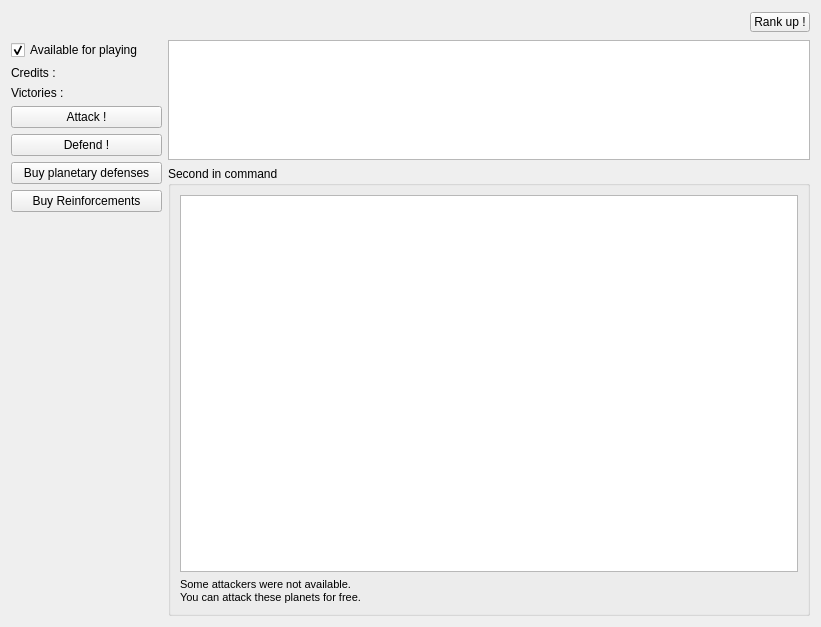
Above: src/_res/galacticwar/infopanel.ui from FAForever/client before the change. Below: the same form after it.
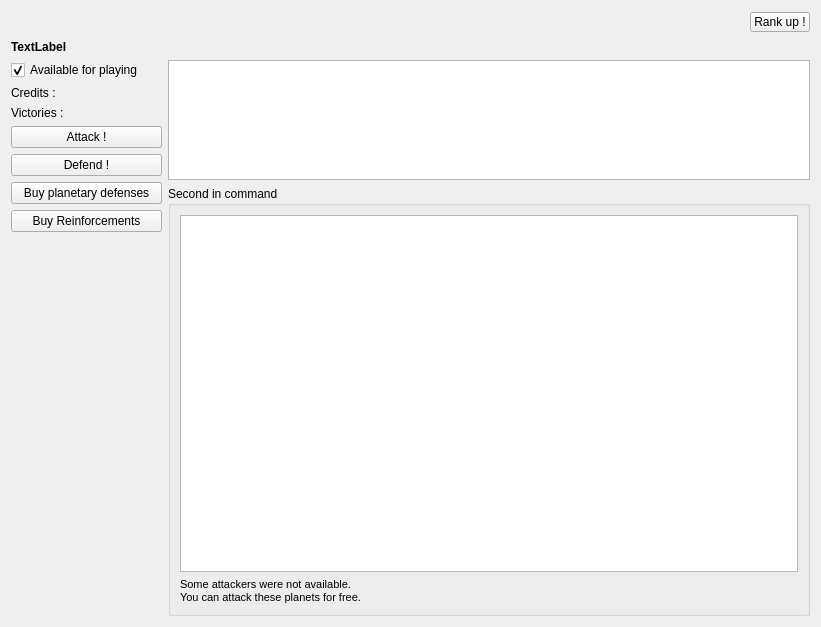
That is the form after the change.

Commit message: Implementing domination.

```diff
--- a/src/_res/galacticwar/infopanel.ui
+++ b/src/_res/galacticwar/infopanel.ui
@@ -55,7 +55,7 @@
      </item>
     </layout>
    </item>
-   <item row="1" column="0">
+   <item row="2" column="0">
     <layout class="QVBoxLayout" name="verticalLayout_2">
      <item>
       <widget class="QCheckBox" name="awayBox">
@@ -203,7 +203,7 @@
      </item>
     </layout>
    </item>
-   <item row="1" column="1">
+   <item row="2" column="1">
     <layout class="QVBoxLayout" name="verticalLayout">
      <item>
       <widget class="QListWidget" name="attackListWidget">
@@ -254,6 +254,19 @@
      </item>
     </layout>
    </item>
+   <item row="1" column="0">
+    <widget class="QLabel" name="dominationText">
+     <property name="font">
+      <font>
+       <weight>75</weight>
+       <bold>true</bold>
+      </font>
+     </property>
+     <property name="text">
+      <string>TextLabel</string>
+     </property>
+    </widget>
+   </item>
   </layout>
  </widget>
  <resources/>
```
The commit also changes 3 other files.
